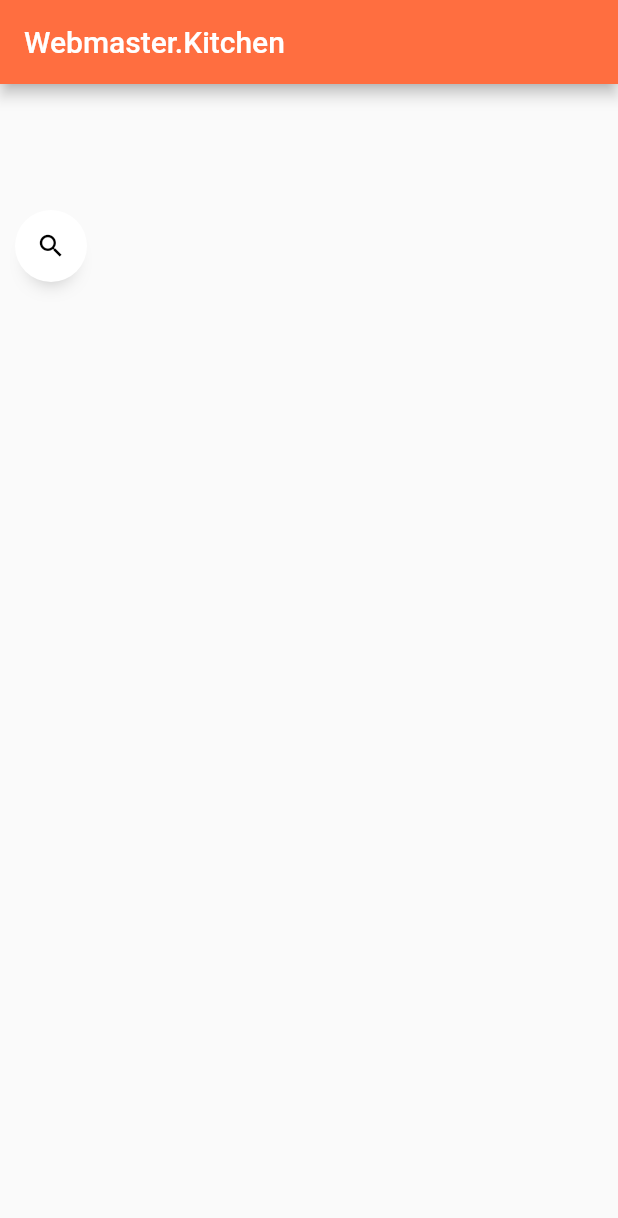
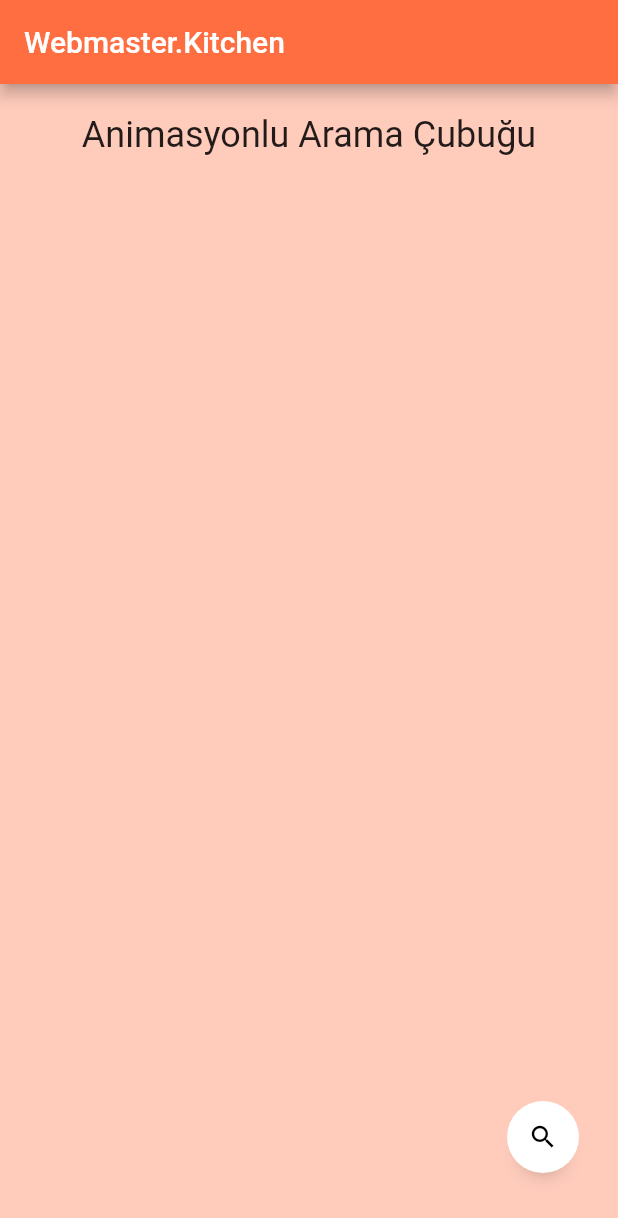
Before and after one commit to furkantoptass/anim_arama_cubugu, a Flutter app: the screen it shows after launch, on a phone screen of 412 x 824 dp. Shown: the top 1218 px of the screen. Run offline on Flutter 3.47's test engine with Material 2 defaults, Android fonts, the phone set to English and light mode, and no system bars; drawn by our look-alikes of anim_search_bar.

Commit message:
Gereksinimimlere göre tasarım değiştirildi.
Aranan kelimeye göre arkaplan rengi değiştiren bir uygulama için bütün değişikler yapıldı.

```diff
--- a/lib/main.dart
+++ b/lib/main.dart
@@ -23,25 +23,61 @@ class App extends StatefulWidget {
 
 class _AppState extends State<App> {
   TextEditingController textController = TextEditingController();
+  String aranan = ""; //Arama çubuguna girilen değer
+  String arananEkran = ""; //Ekranda gösterilen Arama çubugundan alınan veri
+  Color color = Colors.deepOrange[100]; //Arkaplan rengi değiştirmek için
 
   @override
   Widget build(BuildContext context) {
     return Scaffold(
+      backgroundColor: color, //arka plan rengini biz belirliyoruz.
       appBar: AppBar(
         title: Text("Webmaster.Kitchen"),
         backgroundColor: Colors.deepOrangeAccent,
       ),
-      body: Padding(
-        padding: const EdgeInsets.only(top: 58.0, right: 10, left: 10),
+      body: Column(
+        children: [
+          Padding(
+            padding: const EdgeInsets.only(top: 20),
+            child: Text("Animasyonlu Arama Çubuğu",
+                style: Theme.of(context).textTheme.headline5),
+          ),
+          Padding(
+            padding: const EdgeInsets.all(8.0),
+            //Aşağıda arama yapıldıgında arama yapılan kelimeyi ekran da göstrecektir.
+            child: Center(
+              child: Text("$arananEkran",
+                  style: Theme.of(context).textTheme.overline),
+            ),
+          ),
+        ],
+      ),
+      floatingActionButton: Padding(
+        padding: const EdgeInsets.only(top: 50.0, right: 10, left: 10),
+        child: AnimSearchBar(
+          width: 400, //Arama çubuğu uzunlugu için düzenlenebilir
+          helpText:
+              "Arama...", //Arama bölümüne giriş olmadığında görülecek olan yazı
+          textController: textController, //Girilen kelimeler
+          suffixIcon: Icon(Icons.search), //Arama simgesi
 
-        /// In AnimSearchBar widget, the width, textController, onSuffixTap are required properties.
-        /// You have also control over the suffixIcon, prefixIcon, helpText and animationDurationInMilli
-        child: AnimSearchBar(
-          width: 400,
-          textController: textController,
+          //Arama simgesine tıklama olayı aşağıdadır.
           onSuffixTap: () {
             setState(() {
-              textController.clear();
+              aranan = textController.text
+                  .toString(); //Girilen kelimeyi aranan adlı değişkenine atıyoruz.
+
+              if (aranan ==
+                  "webmasterkitchen") //Girilen kelime webmasterkitchen a eşitse
+              {
+                color = Colors.amber[100]; //Arkaplan rengini değiştiriyoruz.
+              } else {
+                color = Colors.deepOrange[100]; //Webmasterkitchen a eşit değise
+              }
+              arananEkran =
+                  "Aranan Kelime : " + aranan; //normal rengini veriyoruz.
+              textController
+                  .clear(); //Arama sonrası text inputun içini siliyoruz.
             });
           },
         ),
```
